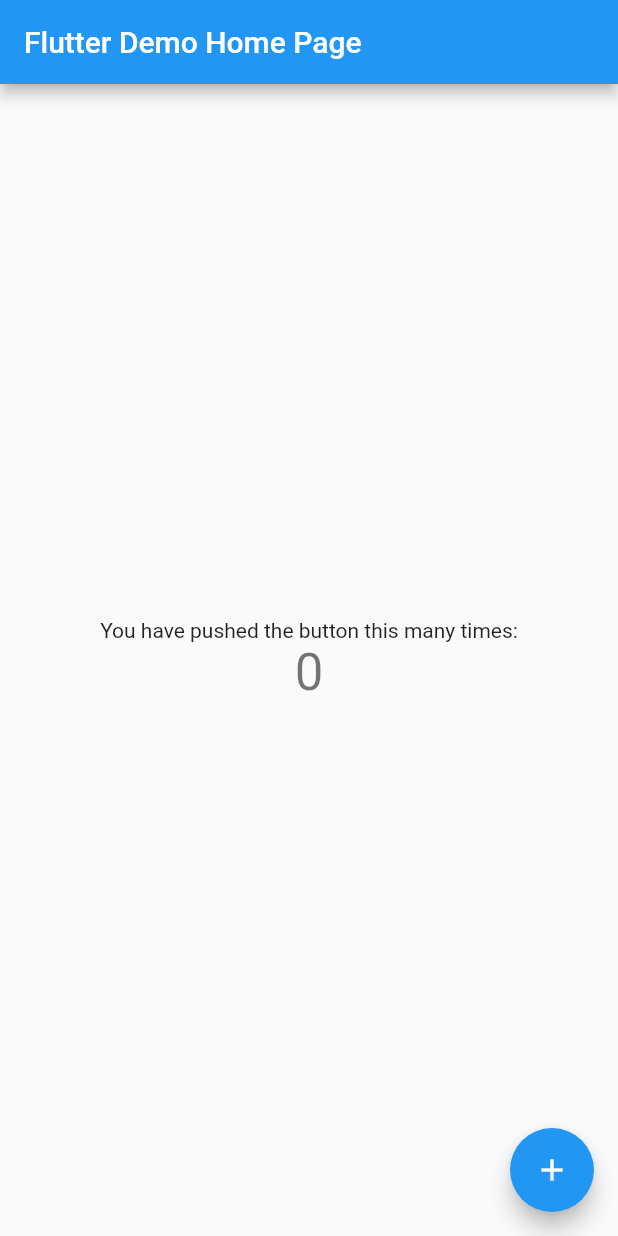
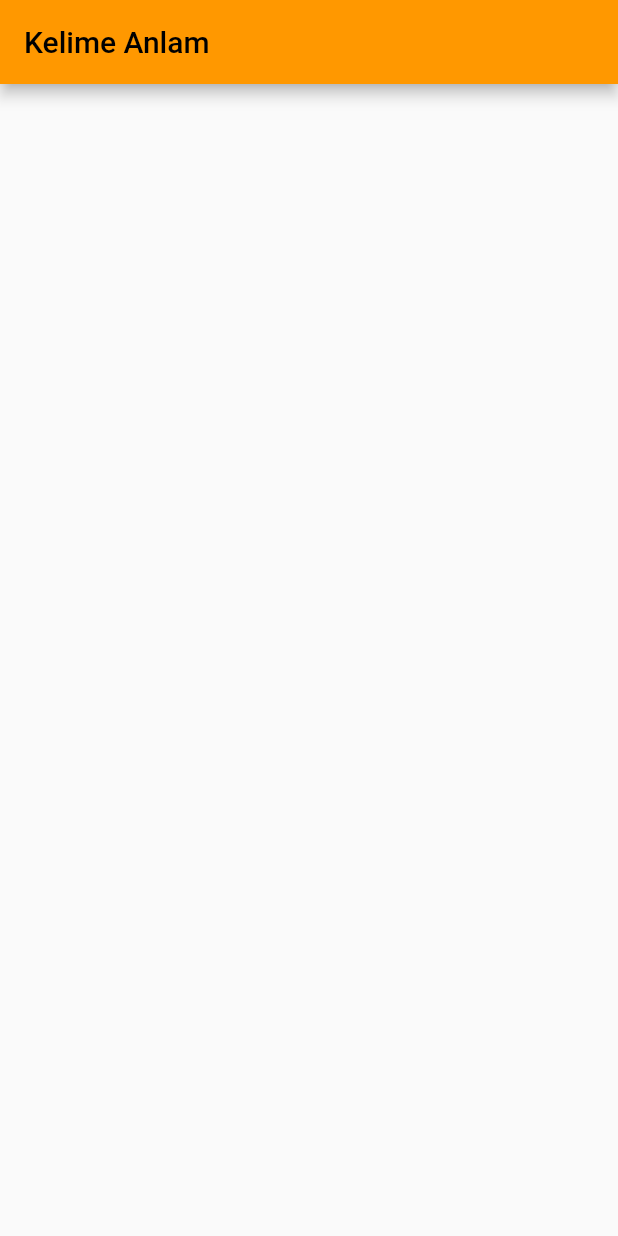
Before and after one commit to scalikoglu/mvvm_dictionary_app_flutter, a Flutter app: the screen it shows after launch, on a phone screen of 412 x 824 dp. Run offline on Flutter 3.47's test engine with Material 2 defaults, Android fonts, the light colour scheme and no system bars; missing offline and left inert: dart:html.

Commit message:
-Viewlar eklendi.

```diff
--- a/lib/main.dart
+++ b/lib/main.dart
@@ -1,4 +1,5 @@
 import 'package:flutter/material.dart';
+import 'package:mvvm_dictionary_app/pages/anlam_list_page.dart';
 
 void main() {
   runApp(const MyApp());
@@ -11,7 +12,8 @@
   @override
   Widget build(BuildContext context) {
     return MaterialApp(
-      title: 'Flutter Demo',
+      title: 'MVVM Kelime Anlami',
+      debugShowCheckedModeBanner: false,
       theme: ThemeData(
         // This is the theme of your application.
         //
@@ -22,94 +24,9 @@
         // or simply save your changes to "hot reload" in a Flutter IDE).
         // Notice that the counter didn't reset back to zero; the application
         // is not restarted.
-        primarySwatch: Colors.blue,
+        primarySwatch: Colors.orange,
       ),
-      home: const MyHomePage(title: 'Flutter Demo Home Page'),
+      home: const AnlamListPage(),
     );
   }
 }
-
-class MyHomePage extends StatefulWidget {
-  const MyHomePage({super.key, required this.title});
-
-  // This widget is the home page of your application. It is stateful, meaning
-  // that it has a State object (defined below) that contains fields that affect
-  // how it looks.
-
-  // This class is the configuration for the state. It holds the values (in this
-  // case the title) provided by the parent (in this case the App widget) and
-  // used by the build method of the State. Fields in a Widget subclass are
-  // always marked "final".
-
-  final String title;
-
-  @override
-  State<MyHomePage> createState() => _MyHomePageState();
-}
-
-class _MyHomePageState extends State<MyHomePage> {
-  int _counter = 0;
-
-  void _incrementCounter() {
-    setState(() {
-      // This call to setState tells the Flutter framework that something has
-      // changed in this State, which causes it to rerun the build method below
-      // so that the display can reflect the updated values. If we changed
-      // _counter without calling setState(), then the build method would not be
-      // called again, and so nothing would appear to happen.
-      _counter++;
-    });
-  }
-
-  @override
-  Widget build(BuildContext context) {
-    // This method is rerun every time setState is called, for instance as done
-    // by the _incrementCounter method above.
-    //
-    // The Flutter framework has been optimized to make rerunning build methods
-    // fast, so that you can just rebuild anything that needs updating rather
-    // than having to individually change instances of widgets.
-    return Scaffold(
-      appBar: AppBar(
-        // Here we take the value from the MyHomePage object that was created by
-        // the App.build method, and use it to set our appbar title.
-        title: Text(widget.title),
-      ),
-      body: Center(
-        // Center is a layout widget. It takes a single child and positions it
-        // in the middle of the parent.
-        child: Column(
-          // Column is also a layout widget. It takes a list of children and
-          // arranges them vertically. By default, it sizes itself to fit its
-          // children horizontally, and tries to be as tall as its parent.
-          //
-          // Invoke "debug painting" (press "p" in the console, choose the
-          // "Toggle Debug Paint" action from the Flutter Inspector in Android
-          // Studio, or the "Toggle Debug Paint" command in Visual Studio Code)
-          // to see the wireframe for each widget.
-          //
-          // Column has various properties to control how it sizes itself and
-          // how it positions its children. Here we use mainAxisAlignment to
-          // center the children vertically; the main axis here is the vertical
-          // axis because Columns are vertical (the cross axis would be
-          // horizontal).
-          mainAxisAlignment: MainAxisAlignment.center,
-          children: <Widget>[
-            const Text(
-              'You have pushed the button this many times:',
-            ),
-            Text(
-              '$_counter',
-              style: Theme.of(context).textTheme.headline4,
-            ),
-          ],
-        ),
-      ),
-      floatingActionButton: FloatingActionButton(
-        onPressed: _incrementCounter,
-        tooltip: 'Increment',
-        child: const Icon(Icons.add),
-      ), // This trailing comma makes auto-formatting nicer for build methods.
-    );
-  }
-}
--- /dev/null
+++ b/lib/pages/anlam_list_page.dart
@@ -0,0 +1,21 @@
+import 'package:flutter/material.dart';
+import 'package:flutter/src/widgets/container.dart';
+import 'package:flutter/src/widgets/framework.dart';
+
+class AnlamListPage extends StatefulWidget {
+  const AnlamListPage({super.key});
+
+  @override
+  State<AnlamListPage> createState() => _AnlamListPageState();
+}
+
+class _AnlamListPageState extends State<AnlamListPage> {
+  @override
+  Widget build(BuildContext context) {
+    return Scaffold(
+      appBar: AppBar(
+        title: Text('Kelime Anlam'),
+      ),
+    );
+  }
+}
--- a/lib/viewmodels/anlam_list_view_model.dart
+++ b/lib/viewmodels/anlam_list_view_model.dart
@@ -9,6 +9,7 @@
   Status status = Status.initial;
 
   Future<void> getAnlam(String kelime) async {
+    status = Status.loading;
     List<String> anlam = await DictionaryService().searchWord(kelime);
     anlamViewModel = AnlamViewModel(kelime, anlam);
     status = anlam.isNotEmpty ? Status.success : Status.notfound;
--- a/pubspec.yaml
+++ b/pubspec.yaml
@@ -37,6 +37,7 @@
   # Use with the CupertinoIcons class for iOS style icons.
   cupertino_icons: ^1.0.2
   http: ^0.13.5
+  provider: ^6.0.5
 
 dev_dependencies:
   flutter_test:
```
Also changed, not shown: lib/widgets/anlam_list.dart (added, +36 -0 lines), lib/widgets/secilen_kelime.dart (added, +11 -0 lines), pubspec.lock.
